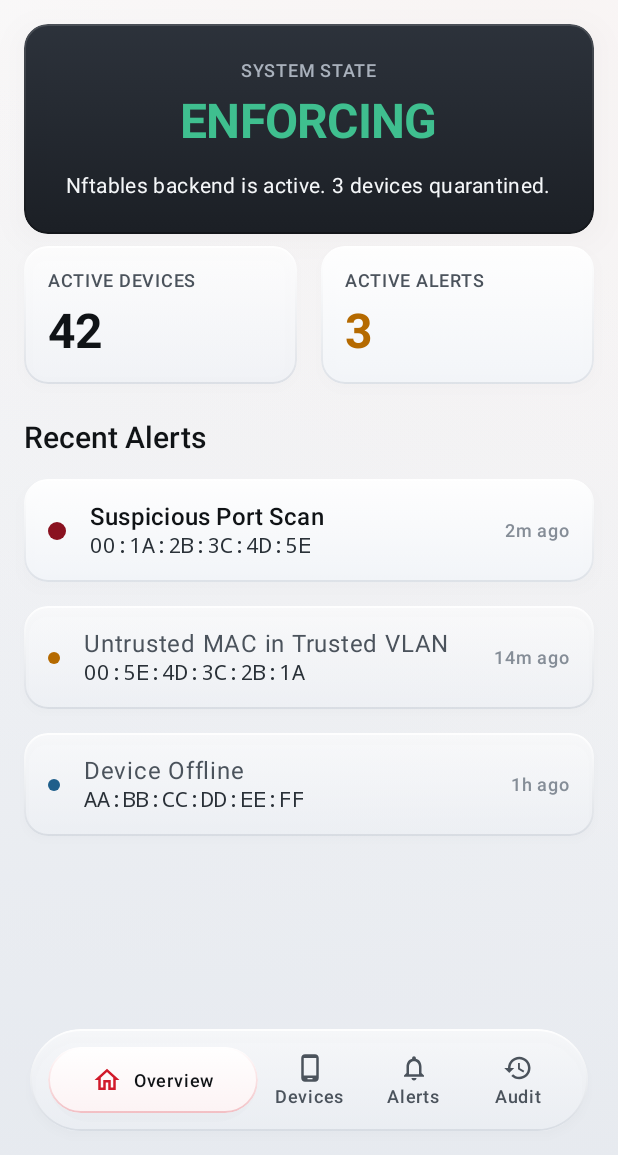
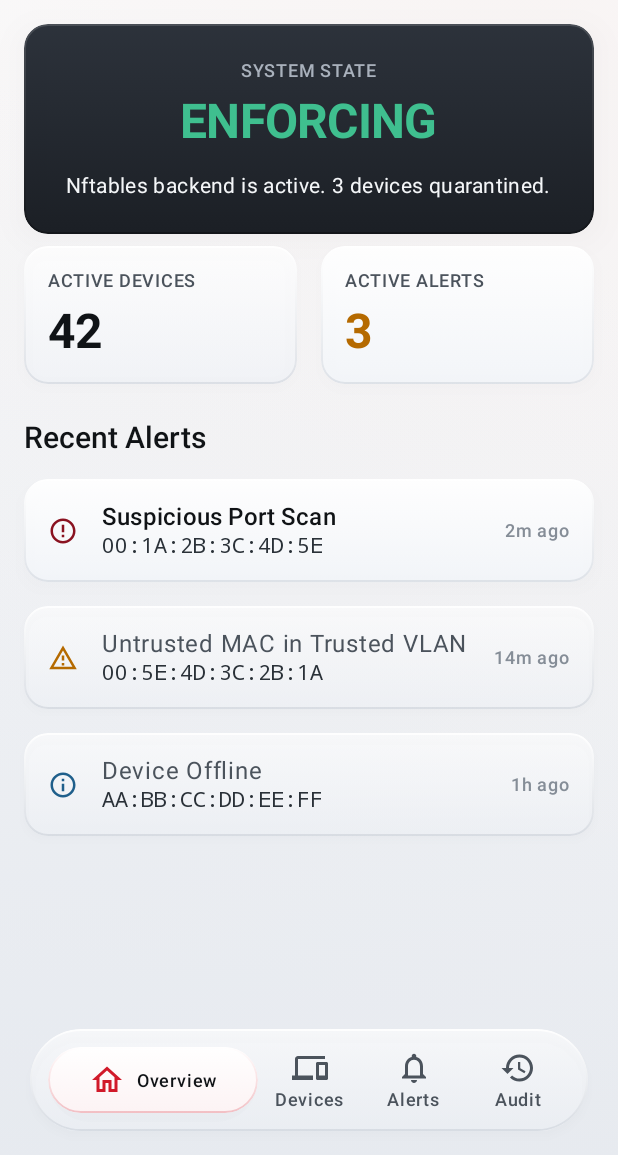
Before and after one commit to D0paX/nexa, an Android app built with Jetpack Compose: the screen it shows after launch (MainActivity), on a phone screen of 412 x 824 dp, the part 81-1236 px from its top. Run offline under Robolectric (Android 15) with nearby library versions, the light colour scheme and no system bars; our stand-ins replace Navigation 3.

Commit message:
fix(phase5): standardize mobile iconography

```diff
--- a/mobile/app/src/main/java/com/example/nexa/Navigation.kt
+++ b/mobile/app/src/main/java/com/example/nexa/Navigation.kt
@@ -23,11 +23,7 @@ import androidx.navigation3.runtime.NavKey
 import androidx.navigation3.runtime.entryProvider
 import androidx.navigation3.runtime.rememberNavBackStack
 import androidx.navigation3.ui.NavDisplay
-import androidx.compose.material.icons.Icons
-import androidx.compose.material.icons.outlined.History
-import androidx.compose.material.icons.outlined.Home
-import androidx.compose.material.icons.outlined.Notifications
-import androidx.compose.material.icons.outlined.PhoneAndroid
+import com.example.nexa.theme.NexaIcons
 import com.example.nexa.ui.components.EmptyState
 import com.example.nexa.ui.components.NavItem
 import com.example.nexa.ui.components.NexaBottomNavigationBar
@@ -51,10 +47,10 @@ fun MainNavigation() {
             if (isRoot) {
                 NexaBottomNavigationBar(
                     items = listOf(
-                        NavItem("Overview", Icons.Outlined.Home, currentKey == Overview) { if (currentKey != Overview) backStack.add(Overview) },
-                        NavItem("Devices", Icons.Outlined.PhoneAndroid, currentKey == Devices) { if (currentKey != Devices) backStack.add(Devices) },
-                        NavItem("Alerts", Icons.Outlined.Notifications, currentKey == Alerts) { if (currentKey != Alerts) backStack.add(Alerts) },
-                        NavItem("Audit", Icons.Outlined.History, currentKey == Audit) { if (currentKey != Audit) backStack.add(Audit) }
+                        NavItem("Overview", NexaIcons.Overview, currentKey == Overview) { if (currentKey != Overview) backStack.add(Overview) },
+                        NavItem("Devices", NexaIcons.Devices, currentKey == Devices) { if (currentKey != Devices) backStack.add(Devices) },
+                        NavItem("Alerts", NexaIcons.Alerts, currentKey == Alerts) { if (currentKey != Alerts) backStack.add(Alerts) },
+                        NavItem("Audit", NexaIcons.Audit, currentKey == Audit) { if (currentKey != Audit) backStack.add(Audit) }
                     ),
                     modifier = Modifier.padding(bottom = androidx.compose.foundation.layout.WindowInsets.navigationBars.asPaddingValues().calculateBottomPadding())
                 )
@@ -74,13 +70,13 @@ fun MainNavigation() {
                         )
                     }
                     entry<Devices> {
-                        EmptyState("Devices", "Placeholder for Devices view.", modifier = Modifier.safeDrawingPadding())
+                        EmptyState("Devices", "Placeholder for Devices view.", modifier = Modifier.safeDrawingPadding(), icon = NexaIcons.Devices)
                     }
                     entry<Alerts> {
-                        EmptyState("Alerts", "Placeholder for Alerts view.", modifier = Modifier.safeDrawingPadding())
+                        EmptyState("Alerts", "Placeholder for Alerts view.", modifier = Modifier.safeDrawingPadding(), icon = NexaIcons.Alerts)
                     }
                     entry<Audit> {
-                        EmptyState("Audit", "Placeholder for Audit log.", modifier = Modifier.safeDrawingPadding())
+                        EmptyState("Audit", "Placeholder for Audit log.", modifier = Modifier.safeDrawingPadding(), icon = NexaIcons.Audit)
                     }
                     entry<DeviceDetail> { deviceDetail ->
                         DeviceDetailScreen(
--- /dev/null
+++ b/mobile/app/src/main/java/com/example/nexa/theme/NexaIcons.kt
@@ -0,0 +1,65 @@
+package com.example.nexa.theme
+
+import androidx.compose.material.icons.Icons
+import androidx.compose.material.icons.automirrored.outlined.ArrowBack
+import androidx.compose.material.icons.automirrored.outlined.KeyboardArrowRight
+import androidx.compose.material.icons.outlined.Block
+import androidx.compose.material.icons.outlined.Check
+import androidx.compose.material.icons.outlined.CloudOff
+import androidx.compose.material.icons.outlined.Close
+import androidx.compose.material.icons.outlined.Devices
+import androidx.compose.material.icons.outlined.ErrorOutline
+import androidx.compose.material.icons.outlined.History
+import androidx.compose.material.icons.outlined.Home
+import androidx.compose.material.icons.outlined.Info
+import androidx.compose.material.icons.outlined.Notifications
+import androidx.compose.material.icons.outlined.Science
+import androidx.compose.material.icons.outlined.Shield
+import androidx.compose.material.icons.outlined.VerifiedUser
+import androidx.compose.material.icons.outlined.WarningAmber
+import androidx.compose.ui.graphics.vector.ImageVector
+
+/**
+ * The NEXA icon registry.
+ *
+ * One family — Material Outlined — chosen for its precise, technical line
+ * quality. Every icon in the application is named here rather than reached
+ * for at a call site, so the family stays coherent and a symbol's meaning is
+ * defined in exactly one place. Directional icons use the auto-mirrored
+ * variants so they resolve correctly under RTL.
+ */
+object NexaIcons {
+
+    // --- Root navigation ---
+    val Overview: ImageVector = Icons.Outlined.Home
+    val Devices: ImageVector = Icons.Outlined.Devices
+    val Alerts: ImageVector = Icons.Outlined.Notifications
+    val Audit: ImageVector = Icons.Outlined.History
+
+    // --- Navigation controls ---
+    val Back: ImageVector = Icons.AutoMirrored.Outlined.ArrowBack
+    val Forward: ImageVector = Icons.AutoMirrored.Outlined.KeyboardArrowRight
+
+    // --- Severity ---
+    val Critical: ImageVector = Icons.Outlined.ErrorOutline
+    val Warning: ImageVector = Icons.Outlined.WarningAmber
+    val Information: ImageVector = Icons.Outlined.Info
+
+    // --- Status ---
+    val Secure: ImageVector = Icons.Outlined.VerifiedUser
+    val Enforcing: ImageVector = Icons.Outlined.Shield
+    val Offline: ImageVector = Icons.Outlined.CloudOff
+    val Simulated: ImageVector = Icons.Outlined.Science
+
+    // --- Actions ---
+    val Quarantine: ImageVector = Icons.Outlined.Block
+    val Acknowledge: ImageVector = Icons.Outlined.Check
+    val Cancel: ImageVector = Icons.Outlined.Close
+
+    /** Severity is never carried by color alone — every level has a shape. */
+    fun forSeverity(severity: String): ImageVector = when (severity) {
+        "CRITICAL" -> Critical
+        "WARNING" -> Warning
+        else -> Information
+    }
+}
--- a/mobile/app/src/main/java/com/example/nexa/theme/Tokens.kt
+++ b/mobile/app/src/main/java/com/example/nexa/theme/Tokens.kt
@@ -6,8 +6,13 @@ object NexaTokens {
     // Touch targets
     val MinTouchTarget = 48.dp
 
-    // Iconography
-    val BackIconSize = 24.dp
+    // Iconography — one scale, chosen optically against the type it sits beside
+    val IconSmall = 16.dp    // inline with metadata / label text
+    val IconMedium = 20.dp   // list rows, badges, inline affordances
+    val IconLarge = 24.dp    // navigation, icon-only controls, buttons
+    val IconHero = 40.dp     // empty and error states
+
+    val BackIconSize = IconLarge
 
     // Spacing
     val SpacingXSmall = 4.dp
@@ -37,5 +42,5 @@ object NexaTokens {
     val NavigationBarVerticalPadding = 6.dp
     val NavigationActivePillHeight = 44.dp
     val NavigationActivePillVerticalPadding = 4.dp
-    val NavigationIconSize = 20.dp
+    val NavigationIconSize = IconLarge
 }
--- a/mobile/app/src/main/java/com/example/nexa/ui/components/NexaBottomNavigationBar.kt
+++ b/mobile/app/src/main/java/com/example/nexa/ui/components/NexaBottomNavigationBar.kt
@@ -6,7 +6,6 @@ import androidx.compose.foundation.interaction.MutableInteractionSource
 import androidx.compose.foundation.layout.*
 import androidx.compose.foundation.shape.CircleShape
 import androidx.compose.foundation.shape.RoundedCornerShape
-import androidx.compose.material3.Icon
 import androidx.compose.material3.Text
 import androidx.compose.runtime.Composable
 import androidx.compose.runtime.getValue
@@ -15,6 +14,9 @@ import androidx.compose.ui.Alignment
 import androidx.compose.ui.Modifier
 import androidx.compose.ui.draw.clip
 import androidx.compose.ui.graphics.vector.ImageVector
+import androidx.compose.ui.semantics.Role
+import androidx.compose.ui.semantics.selected
+import androidx.compose.ui.semantics.semantics
 import androidx.compose.ui.unit.dp
 import com.example.nexa.theme.GlassVariant
 import com.example.nexa.theme.NexaAction
@@ -75,9 +77,12 @@ fun NexaBottomNavigationItem(
         modifier = modifier
             .fillMaxHeight()
             .clip(RoundedCornerShape(percent = 50))
+            .semantics { selected = item.isSelected }
             .clickable(
                 interactionSource = interactionSource,
                 indication = null,
+                role = Role.Tab,
+                onClickLabel = item.label,
                 onClick = item.onClick
             ),
         contentAlignment = Alignment.Center
@@ -100,11 +105,10 @@ fun NexaBottomNavigationItem(
                     verticalAlignment = Alignment.CenterVertically,
                     modifier = Modifier.fillMaxSize()
                 ) {
-                    Icon(
-                        imageVector = item.icon,
-                        contentDescription = item.label,
-                        tint = NexaAction,
-                        modifier = Modifier.size(NexaTokens.NavigationIconSize)
+                    NexaIcon(
+                        icon = item.icon,
+                        size = NexaTokens.NavigationIconSize,
+                        tint = NexaAction
                     )
                     Spacer(modifier = Modifier.width(NexaTokens.SpacingSmall))
                     Text(
@@ -120,11 +124,10 @@ fun NexaBottomNavigationItem(
                 verticalArrangement = Arrangement.Center,
                 modifier = Modifier.fillMaxSize()
             ) {
-                Icon(
-                    imageVector = item.icon,
-                    contentDescription = item.label,
-                    tint = NexaTextSecondary,
-                    modifier = Modifier.size(NexaTokens.NavigationIconSize)
+                NexaIcon(
+                    icon = item.icon,
+                    size = NexaTokens.NavigationIconSize,
+                    tint = NexaTextSecondary
                 )
                 Spacer(modifier = Modifier.height(2.dp))
                 Text(
--- a/mobile/app/src/main/java/com/example/nexa/ui/main/OverviewScreen.kt
+++ b/mobile/app/src/main/java/com/example/nexa/ui/main/OverviewScreen.kt
@@ -140,11 +140,13 @@ fun AlertItem(alert: AlertItemData, onClick: () -> Unit) {
         Row(
             verticalAlignment = Alignment.CenterVertically
         ) {
-            Surface(
-                color = severityColor,
-                shape = androidx.compose.foundation.shape.CircleShape,
-                modifier = Modifier.size(if (alert.severity == "CRITICAL") 12.dp else 8.dp)
-            ) {}
+            // Severity carries a shape as well as a color — never color alone.
+            NexaIcon(
+                icon = NexaIcons.forSeverity(alert.severity),
+                contentDescription = alert.severity,
+                size = NexaTokens.IconMedium,
+                tint = severityColor
+            )
             Spacer(modifier = Modifier.width(NexaTokens.SpacingMedium))
             Column(modifier = Modifier.weight(1f)) {
                 Text(
```
Also changed, not shown: mobile/app/src/main/java/com/example/nexa/ui/components/ActionControls.kt (+17 -3 lines), mobile/app/src/main/java/com/example/nexa/ui/components/DestructiveConfirmation.kt (+5 -2 lines), mobile/app/src/main/java/com/example/nexa/ui/components/NexaBackButton.kt (+9 -51 lines), mobile/app/src/main/java/com/example/nexa/ui/components/NexaIcon.kt (added, +95 -0 lines), mobile/app/src/main/java/com/example/nexa/ui/components/StateContainers.kt (+22 -2 lines), mobile/app/src/main/java/com/example/nexa/ui/components/StatusBadge.kt (+26 -6 lines), mobile/app/src/main/java/com/example/nexa/ui/main/ActionConfirmationScreen.kt (+10 -2 lines), mobile/app/src/main/java/com/example/nexa/ui/main/AlertDetailScreen.kt (+17 -4 lines), mobile/app/src/main/java/com/example/nexa/ui/main/DeviceDetailScreen.kt (+4 -3 lines).
